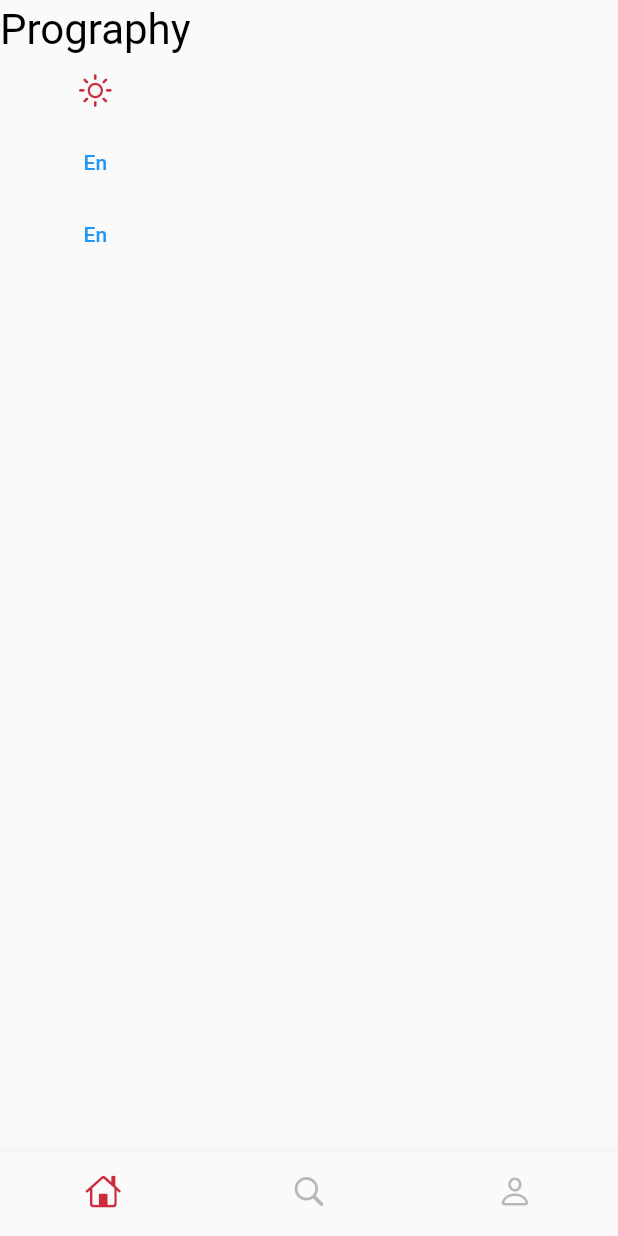
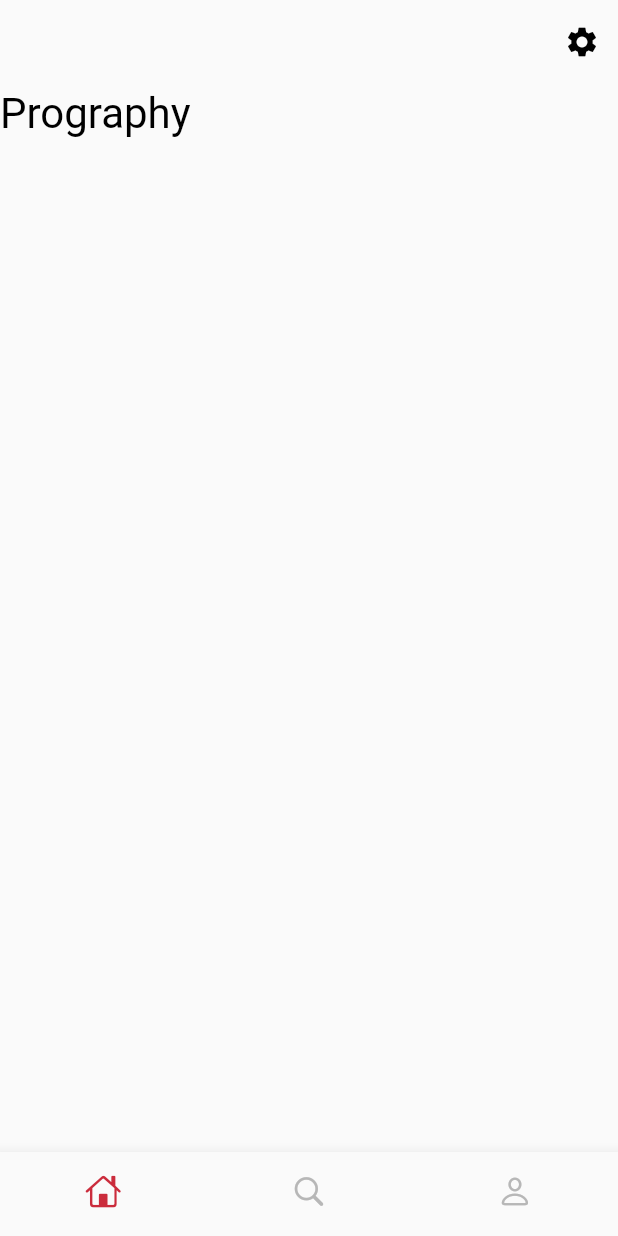
Before and after one commit to nero-angela/moviegraphy, a Flutter app: the screen it shows after launch, on a phone screen of 412 x 824 dp. Run offline on Flutter 3.47's test engine with Material 2 defaults, Android fonts, the phone set to English and light mode, and no system bars; our stand-ins replace dio, freezed_annotation; generated files the repository leaves out were written again; Roboto replaces fonts that are missing (MaruBuri).

Commit message:
Add SettingBottomSheet.

```diff
--- /dev/null
+++ b/lib/domain/enum/lang.dart
@@ -0,0 +1,20 @@
+import 'package:prography/view/lang/generated/l10n.dart';
+
+enum Lang {
+  ko('ko'),
+  en('en');
+
+  const Lang(this.locale);
+
+  final String locale;
+
+  @override
+  String toString() {
+    switch (this) {
+      case Lang.ko:
+        return S.current.ko;
+      case Lang.en:
+        return S.current.en;
+    }
+  }
+}
--- a/lib/helper/intl_helper.dart
+++ /dev/null
@@ -1,10 +0,0 @@
-import 'package:intl/intl.dart';
-
-mixin IntlHelper {
-  /// 지원 언어
-  static const String en = 'en';
-  static const String ko = 'ko';
-
-  /// 한국어 여부
-  static bool get isKo => Intl.getCurrentLocale().toLowerCase().contains(ko);
-}
--- a/lib/service/theme_service.dart
+++ b/lib/service/theme_service.dart
@@ -1,5 +1,6 @@
 import 'package:flutter/material.dart';
-import 'package:prography/helper/intl_helper.dart';
+import 'package:intl/intl.dart';
+import 'package:prography/domain/enum/lang.dart';
 import 'package:prography/view/lang/generated/l10n.dart';
 import 'package:prography/view/theme/core/app_theme.dart';
 import 'package:prography/view/theme/dark_theme.dart';
@@ -13,10 +14,14 @@ class ThemeService with ChangeNotifier {
 
   /// 현재 테마
   AppTheme theme;
+  bool get isLightTheme => theme.brightness == Brightness.light;
+
+  /// 현재 언어
+  bool get isKo => Intl.getCurrentLocale().toLowerCase().contains(Lang.ko.locale);
 
   /// 언어 변경
   void toggleLang() {
-    S.load(Locale(IntlHelper.isKo ? IntlHelper.en : IntlHelper.ko));
+    S.load(Locale(isKo ? Lang.en.locale : Lang.ko.locale));
     notifyListeners();
   }
 
@@ -68,16 +73,20 @@ class ThemeService with ChangeNotifier {
           color: theme.color.text,
         ),
       ),
+
+      /// BottomSheet
+      bottomSheetTheme: BottomSheetThemeData(
+        backgroundColor: theme.color.surface,
+      ),
     );
   }
 }
 
 /// context를 이용해 바로 접근
 extension BuildContextExt on BuildContext {
-  AppTheme get theme => watch<ThemeService>().theme;
+  ThemeService get themeService => watch<ThemeService>();
+  AppTheme get theme => themeService.theme;
   AppColor get color => theme.color;
   AppDeco get deco => theme.deco;
   AppFont get font => theme.font;
-
-  bool get isLightTheme => theme.brightness == Brightness.light;
 }
--- a/lib/view/base/base_view.dart
+++ b/lib/view/component/base_view.dart
@@ -1,5 +1,5 @@
 import 'package:flutter/material.dart';
-import 'package:prography/view/base/base_view_model.dart';
+import 'package:prography/view/component/base_view_model.dart';
 import 'package:provider/provider.dart';
 
 class BaseView<T extends BaseViewModel> extends StatelessWidget {
--- a/lib/view/page/home/home_page.dart
+++ b/lib/view/page/home/home_page.dart
@@ -1,10 +1,10 @@
 import 'package:flutter/cupertino.dart';
 import 'package:flutter/material.dart';
 import 'package:flutter/services.dart';
-import 'package:prography/helper/intl_helper.dart';
 import 'package:prography/service/theme_service.dart';
-import 'package:prography/view/base/base_view.dart';
+import 'package:prography/view/component/base_view.dart';
 import 'package:prography/view/lang/generated/l10n.dart';
+import 'package:prography/view/page/home/component/setting_bottom_sheet.dart';
 import 'package:prography/view/page/home/home_page_model.dart';
 import 'package:provider/provider.dart';
 
@@ -24,7 +24,17 @@ class HomePage extends StatelessWidget {
               statusBarBrightness: context.theme.brightness,
               statusBarIconBrightness: context.theme.brightness,
             ),
-            toolbarHeight: 0,
+            actions: [
+              IconButton(
+                onPressed: () {
+                  showModalBottomSheet(
+                    context: context,
+                    builder: (context) => const SettingBottomSheet(),
+                  );
+                },
+                icon: const Icon(Icons.settings),
+              ),
+            ],
           ),
           body: SafeArea(
             child: Column(
@@ -32,33 +42,6 @@ class HomePage extends StatelessWidget {
                 Text(
                   S.current.prography,
                   style: context.font.headline1,
-                ),
-                IconButton(
-                  onPressed: () {
-                    context.read<ThemeService>().toggleTheme();
-                  },
-                  icon: Icon(
-                    context.isLightTheme ? CupertinoIcons.sun_max : CupertinoIcons.moon,
-                    color: context.isLightTheme
-                        ? context.color.primary
-                        : context.color.secondary,
-                  ),
-                ),
-                TextButton(
-                  onPressed: () {
-                    context.read<ThemeService>().toggleLang();
-                  },
-                  child: Text(
-                    IntlHelper.isKo ? S.current.ko : S.current.en,
-                  ),
-                ),
-                TextButton(
-                  onPressed: () {
-                    viewModel.searchMovieList();
-                  },
-                  child: Text(
-                    IntlHelper.isKo ? S.current.ko : S.current.en,
-                  ),
                 ),
               ],
             ),
--- a/lib/view/page/home/home_page_model.dart
+++ b/lib/view/page/home/home_page_model.dart
@@ -1,7 +1,7 @@
 import 'package:prography/domain/model/movie_page.dart';
 import 'package:prography/domain/model/movie_search_option.dart';
 import 'package:prography/repository/remote/remote_movie_repository.dart';
-import 'package:prography/view/base/base_view_model.dart';
+import 'package:prography/view/component/base_view_model.dart';
 
 class HomePageModel extends BaseViewModel {
   HomePageModel({
```
Also changed, not shown: lib/view/component/base_bottom_sheet.dart (added, +14 -0 lines), lib/view/component/tile.dart (added, +45 -0 lines), lib/view/lang/l10n/intl_en.arb (+7 -3 lines), lib/view/lang/l10n/intl_ko.arb (+8 -4 lines), lib/view/page/home/component/setting_bottom_sheet.dart (added, +37 -0 lines), lib/view/component/base_view_model.dart (renamed from lib/view/base/base_view_model.dart), lib/view/lang/generated/intl/messages_en.dart, lib/view/lang/generated/intl/messages_ko.dart, lib/view/lang/generated/l10n.dart.
